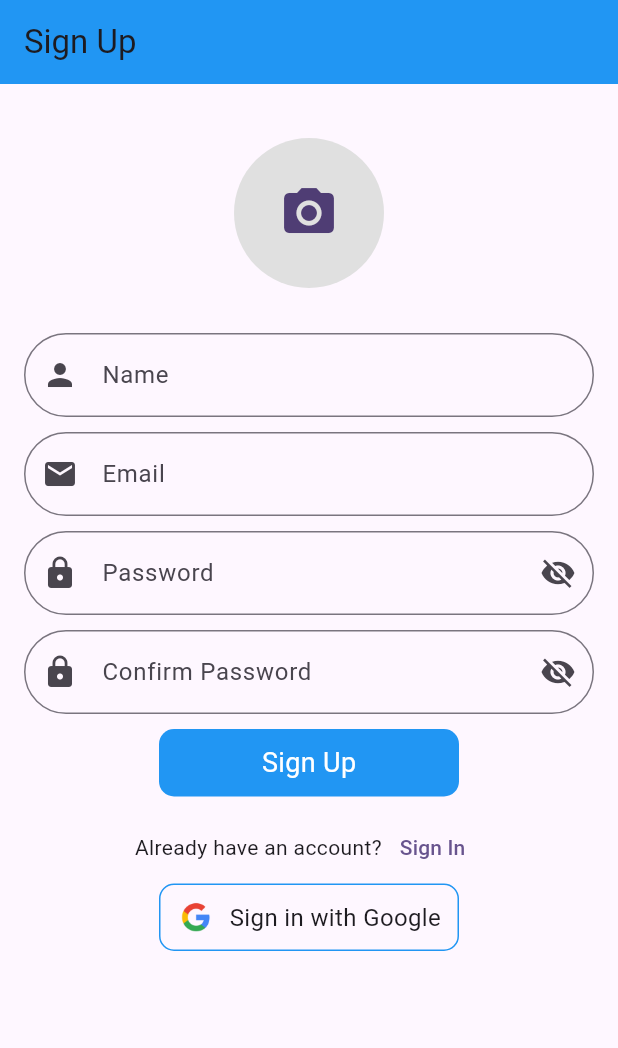
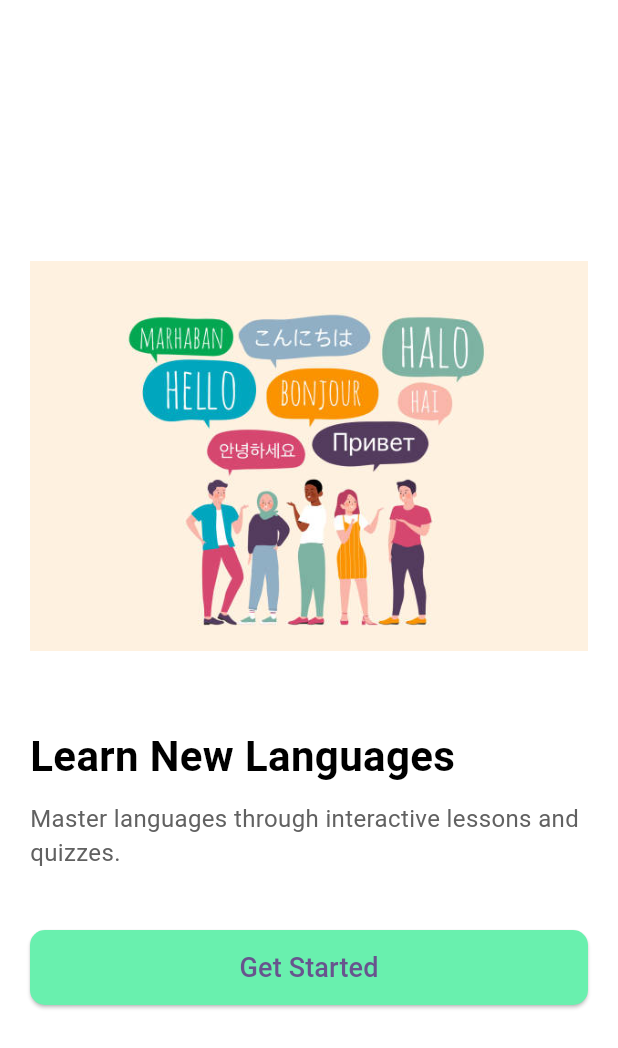
Before and after one commit to Muhammad-Rashid-172002/Language_Learning_App, a Flutter app: the screen it shows after launch, on a phone screen of 412 x 824 dp. Shown: the top 1048 px of the screen. Run offline on Flutter 3.47's test engine with Material 3 defaults, Android fonts, the light colour scheme and no system bars; our stand-ins replace firebase_auth, firebase_core, google_fonts, google_sign_in, image_picker, lottie; accounts and stored records are empty.

Commit message:
Languages Learning App Done

```diff
--- a/lib/Views/home/Splash_Screen/SplashScreen.dart
+++ b/lib/Views/home/Splash_Screen/SplashScreen.dart
@@ -1,5 +1,6 @@
 import 'package:flutter/material.dart';
 import 'package:language_app/Views/home/auth_module/sigin_screen.dart';
+import 'package:language_app/Views/home/onboarding/onbording_screen.dart';
 import 'package:lottie/lottie.dart';
 
 class Splashscreen extends StatefulWidget {
@@ -17,7 +18,7 @@ class _SplashscreenState extends State<Splashscreen> {
     Future.delayed(Duration(seconds: 6), () {
       Navigator.pushReplacement(
         context,
-        MaterialPageRoute(builder: (context) => SigninScreen()),
+        MaterialPageRoute(builder: (context) => OnboardingScreen()),
       );
     });
   }
--- /dev/null
+++ b/lib/Views/home/onboarding/onbording_screen.dart
@@ -0,0 +1,58 @@
+import 'package:flutter/material.dart';
+import 'package:language_app/Views/home/Language.dart';
+
+class OnboardingScreen extends StatelessWidget {
+  @override
+  Widget build(BuildContext context) {
+    return Scaffold(
+      backgroundColor: Colors.white,
+      body: Padding(
+        padding: const EdgeInsets.all(20.0),
+        child: Column(
+          mainAxisAlignment: MainAxisAlignment.center,
+          crossAxisAlignment: CrossAxisAlignment.start,
+          children: [
+            Image.asset(
+              'assets/images/istockphoto-1263089161-612x612.jpg',
+              height: 300,
+            ),
+            SizedBox(height: 30),
+            Text(
+              "Learn New Languages",
+              style: TextStyle(
+                fontSize: 28,
+                fontWeight: FontWeight.bold,
+                color: Colors.black,
+              ),
+            ),
+            SizedBox(height: 10),
+            Text(
+              "Master languages through interactive lessons and quizzes.",
+              style: TextStyle(fontSize: 16, color: Colors.grey[700]),
+            ),
+            SizedBox(height: 40),
+            SizedBox(
+              width: double.infinity,
+              height: 50,
+              child: ElevatedButton(
+                onPressed: () {
+                  Navigator.push(
+                    context,
+                    MaterialPageRoute(builder: (context) => Language()),
+                  );
+                },
+                style: ElevatedButton.styleFrom(
+                  backgroundColor: Colors.greenAccent,
+                  shape: RoundedRectangleBorder(
+                    borderRadius: BorderRadius.circular(10),
+                  ),
+                ),
+                child: Text("Get Started", style: TextStyle(fontSize: 18)),
+              ),
+            ),
+          ],
+        ),
+      ),
+    );
+  }
+}
--- a/pubspec.yaml
+++ b/pubspec.yaml
@@ -72,6 +72,7 @@ flutter:
     - assets/images/Quiz.jpg
     - assets/images/progress.jpeg
     - assets/images/google.png
+    - assets/images/istockphoto-1263089161-612x612.jpg
   #   - images/a_dot_ham.jpeg
 
   # An image asset can refer to one or more resolution-specific "variants", see
```
Also changed, not shown: assets/images/istockphoto-1263089161-612x612.jpg (added).
